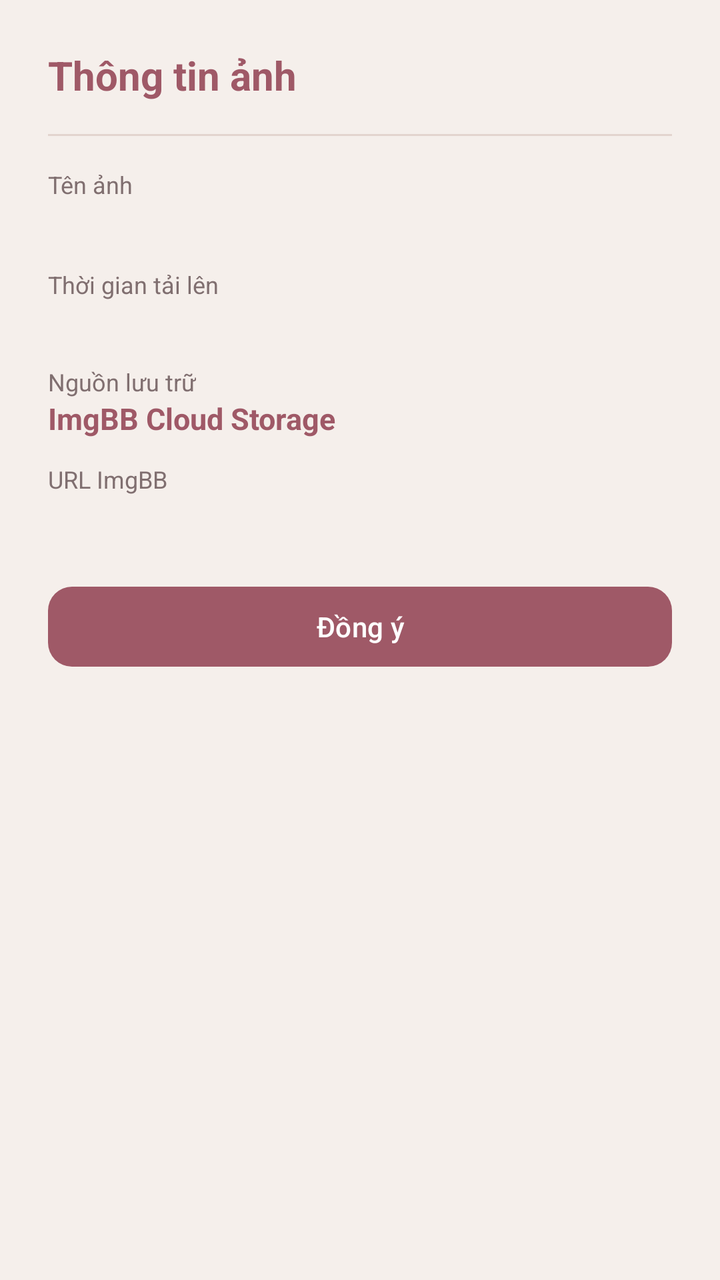
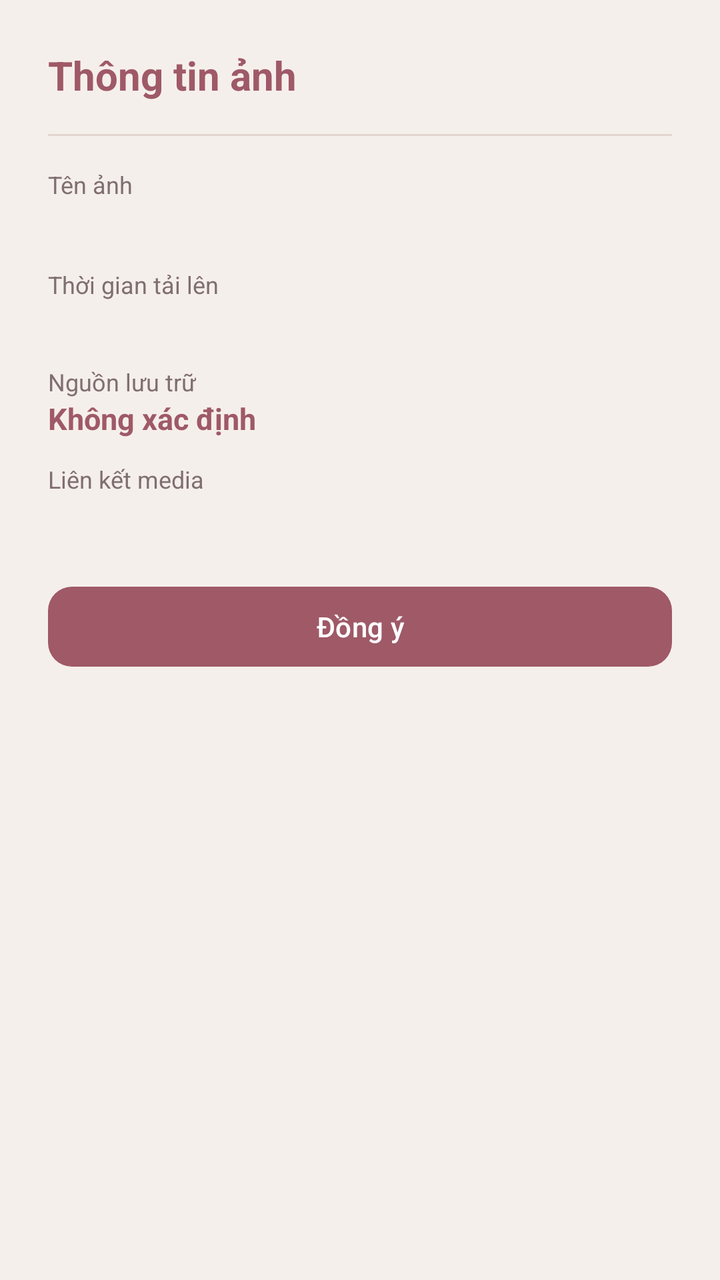

Before-and-after screenshots of an Android layout around one commit, followed by the original layout XML and the change that was made.
<!-- AndroidManifest.xml: application theme Theme.Th6 -->
<!-- res/layout/dialog_photo_info.xml -->
<?xml version="1.0" encoding="utf-8"?>
<LinearLayout xmlns:android="http://schemas.android.com/apk/res/android"
    xmlns:app="http://schemas.android.com/apk/res-auto"
    android:layout_width="match_parent"
    android:layout_height="wrap_content"
    android:orientation="vertical"
    android:padding="24dp">

    <TextView
        android:layout_width="wrap_content"
        android:layout_height="wrap_content"
        android:text="Thông tin ảnh"
        android:textColor="?attr/colorPrimary"
        android:textSize="20sp"
        android:textStyle="bold" />

    <View
        android:layout_width="match_parent"
        android:layout_height="1dp"
        android:layout_marginVertical="16dp"
        android:background="@color/border_light" />

    <TextView
        android:layout_width="wrap_content"
        android:layout_height="wrap_content"
        android:text="Tên ảnh"
        android:textColor="@color/text_secondary_light"
        android:textSize="12sp" />

    <TextView
        android:id="@+id/tvInfoName"
        android:layout_width="match_parent"
        android:layout_height="wrap_content"
        android:textColor="@color/text_primary_light"
        android:textSize="16sp"
        android:textStyle="bold" />

    <TextView
        android:layout_width="wrap_content"
        android:layout_height="wrap_content"
        android:layout_marginTop="12dp"
        android:text="Thời gian tải lên"
        android:textColor="@color/text_secondary_light"
        android:textSize="12sp" />

    <TextView
        android:id="@+id/tvInfoDate"
        android:layout_width="match_parent"
        android:layout_height="wrap_content"
        android:textColor="@color/text_primary_light"
        android:textSize="15sp" />

    <TextView
        android:layout_width="wrap_content"
        android:layout_height="wrap_content"
        android:layout_marginTop="12dp"
        android:text="Nguồn lưu trữ"
        android:textColor="@color/text_secondary_light"
        android:textSize="12sp" />

    <TextView
        android:id="@+id/tvInfoProvider"
        android:layout_width="match_parent"
        android:layout_height="wrap_content"
        android:text="ImgBB Cloud Storage"
        android:textColor="?attr/colorPrimary"
        android:textSize="15sp"
        android:textStyle="bold" />

    <TextView
        android:layout_width="wrap_content"
        android:layout_height="wrap_content"
        android:layout_marginTop="12dp"
        android:text="URL ImgBB"
        android:textColor="@color/text_secondary_light"
        android:textSize="12sp" />

    <TextView
        android:id="@+id/tvInfoUrl"
        android:layout_width="match_parent"
        android:layout_height="wrap_content"
        android:autoLink="web"
        android:textColor="@color/primary"
        android:textSize="13sp" />

    <com.google.android.material.button.MaterialButton
        android:id="@+id/btnCloseInfo"
        android:layout_width="match_parent"
        android:layout_height="48dp"
        android:layout_marginTop="24dp"
        android:text="@string/btn_ok"
        app:cornerRadius="12dp" />

</LinearLayout>
<!-- resources referenced by this layout -->
<resources>
  <color name="border_light">#E2D4CE</color>
  <color name="primary">#9F5967</color>
  <color name="text_primary_light">#302327</color>
  <color name="text_secondary_light">#806F70</color>
  <string name="btn_ok">Đồng ý</string>
  <style name="Theme.Th6" parent="Base.Theme.Th6" />
  <style name="Base.Theme.Th6" parent="Theme.Material3.DayNight.NoActionBar">
          
          <item name="colorPrimary">@color/rosewood_primary</item>
          <item name="colorOnPrimary">#FFFFFF</item>
          <item name="colorPrimaryContainer">@color/rosewood_selected_bg_light</item>
          <item name="colorOnPrimaryContainer">@color/rosewood_primary</item>
          <item name="colorSecondary">@color/rosewood_primary</item>
          <item name="colorOnSecondary">#FFFFFF</item>
          <item name="colorSecondaryContainer">@color/rosewood_selected_bg_light</item>
          <item name="colorOnSecondaryContainer">@color/rosewood_primary</item>
  
          <item name="android:colorBackground">@color/rosewood_bg_light</item>
          <item name="colorSurface">@color/rosewood_surface_light</item>
          <item name="colorOnSurface">@color/rosewood_text_primary_light</item>
          <item name="colorOnSurfaceVariant">@color/rosewood_text_secondary_light</item>
  
          <item name="android:statusBarColor">@color/rosewood_bg_light</item>
          <item name="android:windowLightStatusBar">true</item>
  
          
          <item name="bottomNavigationStyle">@style/Widget.App.BottomNavigationView</item>
  
          
          <item name="android:windowActivityTransitions">true</item>
          <item name="android:windowAllowEnterTransitionOverlap">true</item>
          <item name="android:windowAllowReturnTransitionOverlap">true</item>
      </style>
  <color name="rosewood_primary">#9F5967</color>
  <color name="rosewood_selected_bg_light">#F3E1E5</color>
  <color name="rosewood_bg_light">#F5EFEB</color>
  <color name="rosewood_surface_light">#FFFFFF</color>
  <color name="rosewood_text_primary_light">#302327</color>
  <color name="rosewood_text_secondary_light">#806F70</color>
  <style name="Widget.App.BottomNavigationView" parent="Widget.Material3.BottomNavigationView">
          <item name="elevation">4dp</item>
          <item name="backgroundTint">@color/rosewood_surface_light</item>
          <item name="itemIconTint">@color/bottom_nav_item_color</item>
          <item name="itemTextColor">@color/bottom_nav_item_color</item>
          <item name="itemRippleColor">@color/rosewood_selected_bg_light</item>
          <item name="itemActiveIndicatorStyle">@style/Widget.App.BottomNavigationView.ActiveIndicator</item>
      </style>
  <style name="Widget.App.BottomNavigationView.ActiveIndicator" parent="Widget.Material3.BottomNavigationView.ActiveIndicator">
          <item name="android:color">@color/rosewood_selected_bg_light</item>
      </style>
</resources>

<!-- the commit's change to res/layout/dialog_photo_info.xml (unified diff, before → after) -->
@@ -1,94 +1,14 @@
 <?xml version="1.0" encoding="utf-8"?>
-<LinearLayout xmlns:android="http://schemas.android.com/apk/res/android"
-    xmlns:app="http://schemas.android.com/apk/res-auto"
-    android:layout_width="match_parent"
-    android:layout_height="wrap_content"
-    android:orientation="vertical"
-    android:padding="24dp">
-
-    <TextView
-        android:layout_width="wrap_content"
-        android:layout_height="wrap_content"
-        android:text="Thông tin ảnh"
-        android:textColor="?attr/colorPrimary"
-        android:textSize="20sp"
-        android:textStyle="bold" />
-
-    <View
-        android:layout_width="match_parent"
-        android:layout_height="1dp"
-        android:layout_marginVertical="16dp"
-        android:background="@color/border_light" />
-
-    <TextView
-        android:layout_width="wrap_content"
-        android:layout_height="wrap_content"
-        android:text="Tên ảnh"
-        android:textColor="@color/text_secondary_light"
-        android:textSize="12sp" />
-
-    <TextView
-        android:id="@+id/tvInfoName"
-        android:layout_width="match_parent"
-        android:layout_height="wrap_content"
-        android:textColor="@color/text_primary_light"
-        android:textSize="16sp"
-        android:textStyle="bold" />
-
-    <TextView
-        android:layout_width="wrap_content"
-        android:layout_height="wrap_content"
-        android:layout_marginTop="12dp"
-        android:text="Thời gian tải lên"
-        android:textColor="@color/text_secondary_light"
-        android:textSize="12sp" />
-
-    <TextView
-        android:id="@+id/tvInfoDate"
-        android:layout_width="match_parent"
-        android:layout_height="wrap_content"
-        android:textColor="@color/text_primary_light"
-        android:textSize="15sp" />
-
-    <TextView
-        android:layout_width="wrap_content"
-        android:layout_height="wrap_content"
-        android:layout_marginTop="12dp"
-        android:text="Nguồn lưu trữ"
-        android:textColor="@color/text_secondary_light"
-        android:textSize="12sp" />
-
-    <TextView
-        android:id="@+id/tvInfoProvider"
-        android:layout_width="match_parent"
-        android:layout_height="wrap_content"
-        android:text="ImgBB Cloud Storage"
-        android:textColor="?attr/colorPrimary"
-        android:textSize="15sp"
-        android:textStyle="bold" />
-
-    <TextView
-        android:layout_width="wrap_content"
-        android:layout_height="wrap_content"
-        android:layout_marginTop="12dp"
-        android:text="URL ImgBB"
-        android:textColor="@color/text_secondary_light"
-        android:textSize="12sp" />
-
-    <TextView
-        android:id="@+id/tvInfoUrl"
-        android:layout_width="match_parent"
-        android:layout_height="wrap_content"
-        android:autoLink="web"
-        android:textColor="@color/primary"
-        android:textSize="13sp" />
-
-    <com.google.android.material.button.MaterialButton
-        android:id="@+id/btnCloseInfo"
-        android:layout_width="match_parent"
-        android:layout_height="48dp"
-        android:layout_marginTop="24dp"
-        android:text="@string/btn_ok"
-        app:cornerRadius="12dp" />
-
+<LinearLayout xmlns:android="http://schemas.android.com/apk/res/android" xmlns:app="http://schemas.android.com/apk/res-auto" android:layout_width="match_parent" android:layout_height="wrap_content" android:orientation="vertical" android:padding="24dp">
+ <TextView android:layout_width="wrap_content" android:layout_height="wrap_content" android:text="Thông tin ảnh" android:textColor="?attr/colorPrimary" android:textSize="20sp" android:textStyle="bold"/>
+ <View android:layout_width="match_parent" android:layout_height="1dp" android:layout_marginVertical="16dp" android:background="@color/border_light"/>
+ <TextView android:layout_width="wrap_content" android:layout_height="wrap_content" android:text="Tên ảnh" android:textColor="@color/text_secondary_light" android:textSize="12sp"/>
+ <TextView android:id="@+id/tvInfoName" android:layout_width="match_parent" android:layout_height="wrap_content" android:textColor="@color/text_primary_light" android:textSize="16sp" android:textStyle="bold"/>
+ <TextView android:layout_width="wrap_content" android:layout_height="wrap_content" android:layout_marginTop="12dp" android:text="Thời gian tải lên" android:textColor="@color/text_secondary_light" android:textSize="12sp"/>
+ <TextView android:id="@+id/tvInfoDate" android:layout_width="match_parent" android:layout_height="wrap_content" android:textColor="@color/text_primary_light" android:textSize="15sp"/>
+ <TextView android:layout_width="wrap_content" android:layout_height="wrap_content" android:layout_marginTop="12dp" android:text="Nguồn lưu trữ" android:textColor="@color/text_secondary_light" android:textSize="12sp"/>
+ <TextView android:id="@+id/tvInfoProvider" android:layout_width="match_parent" android:layout_height="wrap_content" android:text="Không xác định" android:textColor="?attr/colorPrimary" android:textSize="15sp" android:textStyle="bold"/>
+ <TextView android:layout_width="wrap_content" android:layout_height="wrap_content" android:layout_marginTop="12dp" android:text="Liên kết media" android:textColor="@color/text_secondary_light" android:textSize="12sp"/>
+ <TextView android:id="@+id/tvInfoUrl" android:layout_width="match_parent" android:layout_height="wrap_content" android:autoLink="web" android:textColor="@color/primary" android:textSize="13sp"/>
+ <com.google.android.material.button.MaterialButton android:id="@+id/btnCloseInfo" android:layout_width="match_parent" android:layout_height="48dp" android:layout_marginTop="24dp" android:text="@string/btn_ok" app:cornerRadius="12dp"/>
 </LinearLayout>
